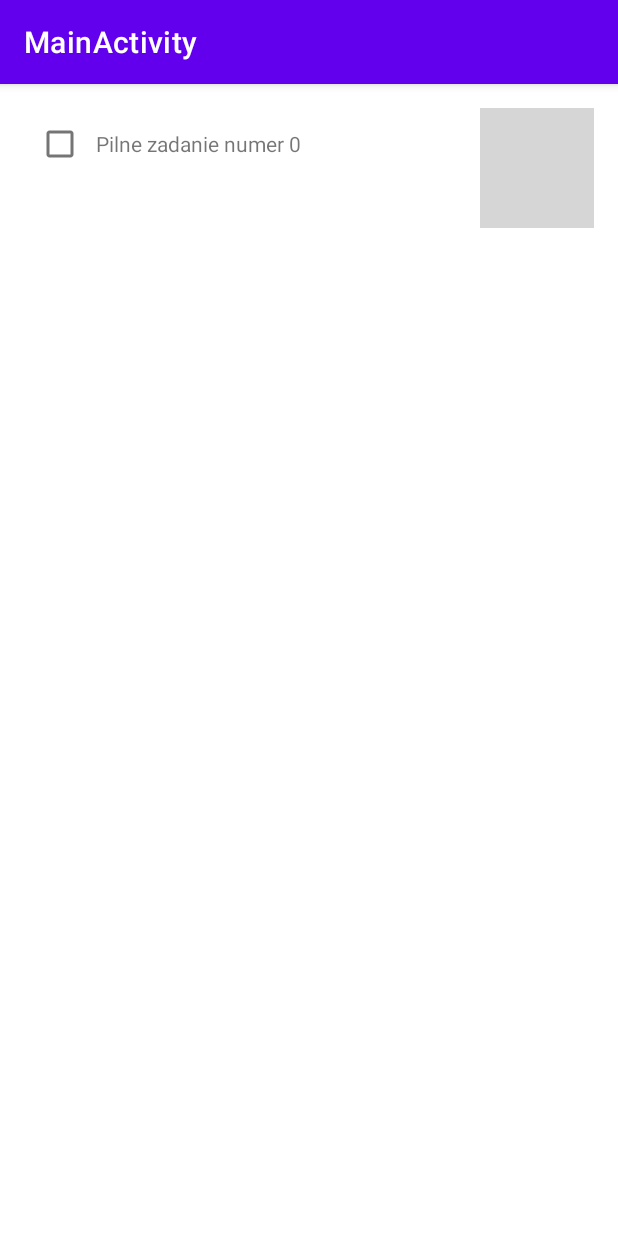
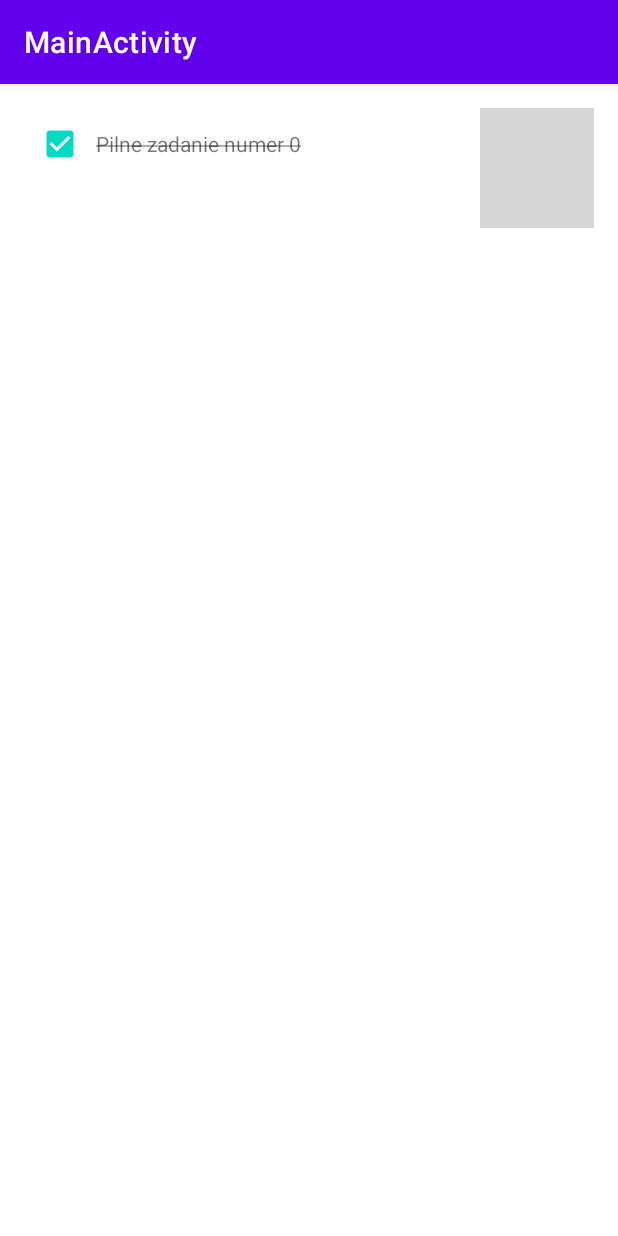
Before and after one commit to Undover/Android-Zadanie2, an Android app: the screen it shows after launch (TaskListActivity), on a phone screen of 412 x 824 dp. Run offline under Robolectric (Android 15) with nearby library versions, the phone set to English and light mode, and no system bars; grey boxes are pictures that could not be loaded.

Commit message:
Added checkbox, text strike through

```diff
--- a/app/src/main/java/com/example/mainactivity/TaskListFragment.java
+++ b/app/src/main/java/com/example/mainactivity/TaskListFragment.java
@@ -1,10 +1,12 @@
 package com.example.mainactivity;
 
 import android.content.Intent;
+import android.graphics.Paint;
 import android.os.Bundle;
 import android.view.LayoutInflater;
 import android.view.View;
 import android.view.ViewGroup;
+import android.widget.CheckBox;
 import android.widget.ImageView;
 import android.widget.TextView;
 
@@ -55,6 +57,12 @@ public class TaskListFragment extends Fragment {
         private TextView nameTextView;
         private TextView dateTextView;
         private ImageView iconImageView;
+
+        public CheckBox getDoneCheckBox() {
+            return doneCheckBox;
+        }
+
+        private CheckBox doneCheckBox;
         private Task task;
 
         public TaskHolder(LayoutInflater inflater, ViewGroup parent) {
@@ -64,6 +72,7 @@ public class TaskListFragment extends Fragment {
             nameTextView = itemView.findViewById(R.id.task_item_name);
             dateTextView = itemView.findViewById(R.id.task_item_date);
             iconImageView = itemView.findViewById(R.id.iconImageView);
+            doneCheckBox = itemView.findViewById(R.id.doneCheckBox);
         }
 
         public void bind(Task task) {
@@ -75,6 +84,8 @@ public class TaskListFragment extends Fragment {
             } else {
                 iconImageView.setImageResource(R.drawable.ic_studies);
             }
+            doneCheckBox.setChecked(task.isDone());
+
         }
 
         @Override
@@ -103,6 +114,22 @@ public class TaskListFragment extends Fragment {
         public void onBindViewHolder(@NonNull TaskHolder holder, int position) {
             Task task = tasks.get(position);
             holder.bind(task);
+            CheckBox checkBox = holder.getDoneCheckBox();
+            checkBox.setChecked(tasks.get(position).isDone());
+            TextView textView = holder.itemView.findViewById(R.id.task_item_name);
+            if (checkBox.isChecked()) {
+                textView.setPaintFlags(textView.getPaintFlags() | Paint.STRIKE_THRU_TEXT_FLAG);
+            } else {
+                textView.setPaintFlags(textView.getPaintFlags() &~ Paint.STRIKE_THRU_TEXT_FLAG);
+            }
+            checkBox.setOnCheckedChangeListener((buttonView, isChecked) -> {
+                tasks.get(holder.getBindingAdapterPosition()).setDone(isChecked);
+                if (isChecked) {
+                    textView.setPaintFlags(textView.getPaintFlags() | Paint.STRIKE_THRU_TEXT_FLAG);
+                } else {
+                    textView.setPaintFlags(textView.getPaintFlags() &~ Paint.STRIKE_THRU_TEXT_FLAG);
+                }
+            });
         }
 
         @Override
--- a/app/src/main/res/layout/list_item_task.xml
+++ b/app/src/main/res/layout/list_item_task.xml
@@ -11,7 +11,7 @@
         android:layout_height="match_parent">
 
         <CheckBox
-            android:id="@+id/checkBox"
+            android:id="@+id/doneCheckBox"
             android:layout_width="wrap_content"
             android:layout_height="wrap_content"
             android:layout_marginStart="16dp"
@@ -22,12 +22,14 @@
 
         <TextView
             android:id="@+id/task_item_name"
+            android:maxLines="1"
+            android:ellipsize="end"
             android:layout_width="0dp"
             android:layout_height="24dp"
             android:layout_marginEnd="1dp"
-            app:layout_constraintBaseline_toBaselineOf="@+id/checkBox"
+            app:layout_constraintBaseline_toBaselineOf="@+id/doneCheckBox"
             app:layout_constraintEnd_toStartOf="@+id/iconImageView"
-            app:layout_constraintStart_toEndOf="@+id/checkBox" />
+            app:layout_constraintStart_toEndOf="@+id/doneCheckBox" />
 
         <ImageView
             android:id="@+id/iconImageView"
```
